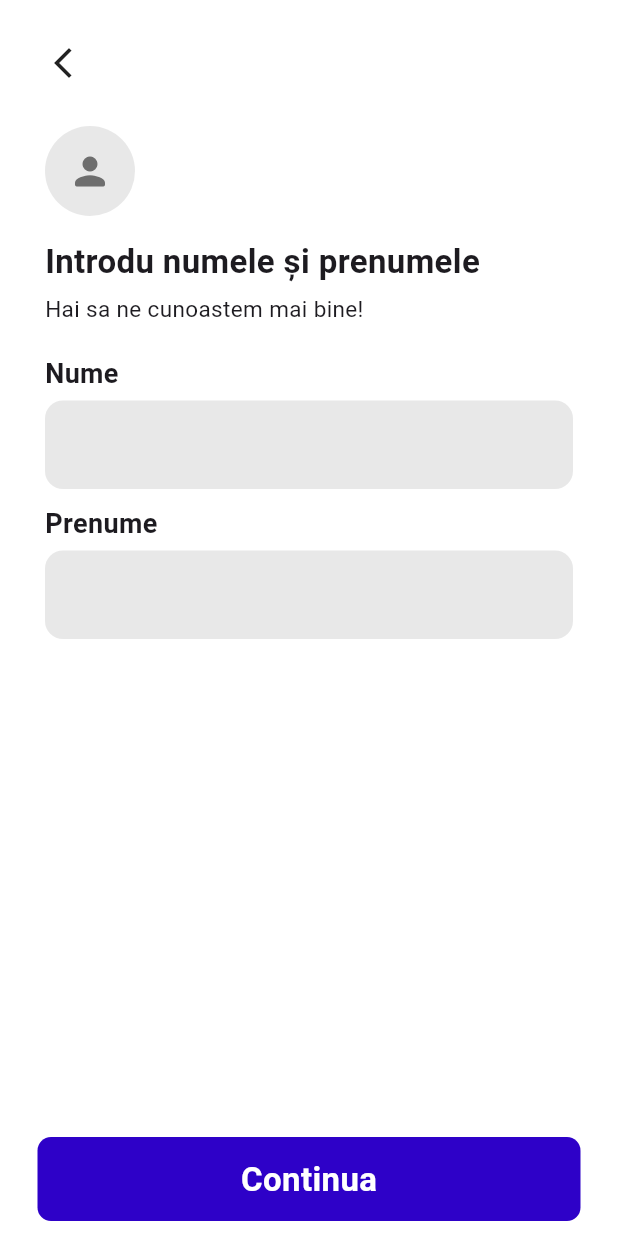
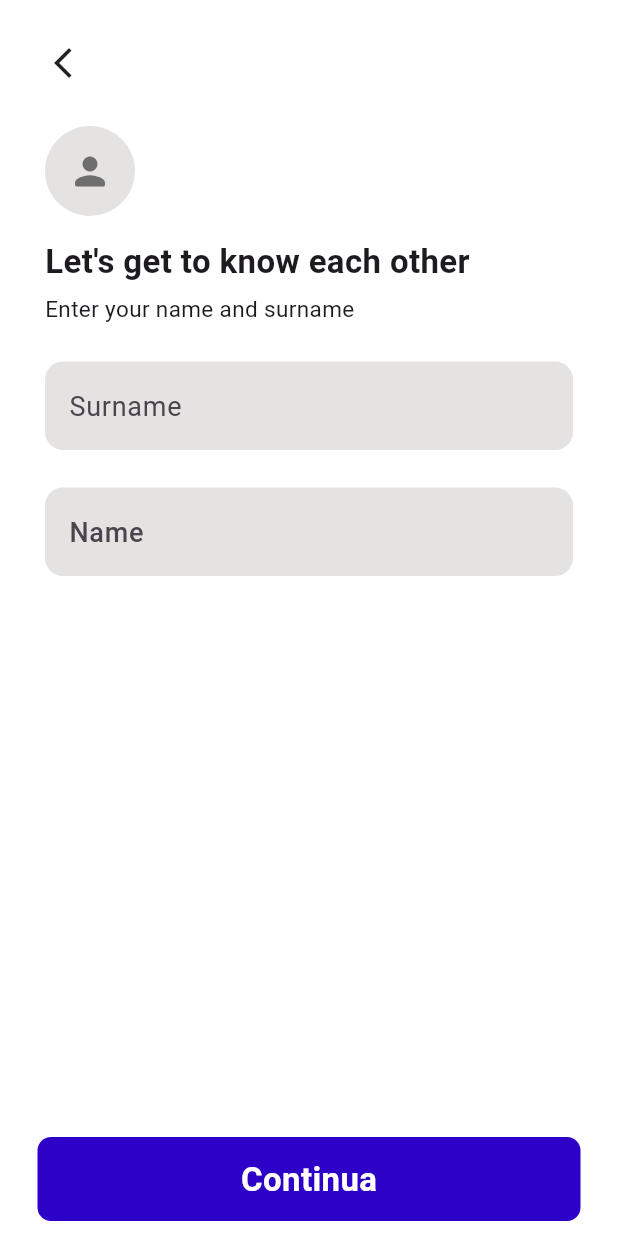
Before and after one commit to stanciugabriel/stash, a Flutter app: the OnboardingName screen opened directly, on a phone screen of 412 x 824 dp. Run offline on Flutter 3.47's test engine with Material 3 defaults, Android fonts, the light colour scheme and no system bars; our stand-ins replace barcode_widget, cached_network_image, camera, flutter_svg, glass, in_app_review and 4 more; missing offline and left inert: flutter_statusbarcolor_ns, google_mlkit_barcode_scanning, haptic_feedback, mesh_gradient, screen_brightness; accounts and stored records are empty; generated files the repository leaves out were written again; network calls fail; Roboto replaces fonts that are missing (SFProRounded, UberMoveMedium).

Commit message:
added some transparency on rewads page, and some animations when switching status bar colors. also locales not fully work, system does change the language

```diff
--- a/lib/card_modal.dart
+++ b/lib/card_modal.dart
@@ -8,6 +8,7 @@ import 'package:barcode_widget/barcode_widget.dart';
 import 'package:cached_network_image/cached_network_image.dart';
 import 'package:flutter/cupertino.dart';
 import 'package:flutter/material.dart';
+import 'package:flutter_statusbarcolor_ns/flutter_statusbarcolor_ns.dart';
 import 'package:screen_brightness/screen_brightness.dart';
 import 'package:provider/provider.dart';
 import 'package:flutter_gen/gen_l10n/app_localizations.dart';
@@ -36,10 +37,15 @@ class CardModal extends StatefulWidget {
           ),
         ),
         builder: (BuildContext context) {
+          FlutterStatusbarcolor.setStatusBarColor(
+              Theme.of(context).dividerColor);
           return CardModal(id: id);
         }).then((_) async {
       // Restore the previous brightness level when the modal is dismissed
       await ScreenBrightness().setScreenBrightness(brightness);
+
+      FlutterStatusbarcolor.setStatusBarColor(
+          Theme.of(context).primaryColorDark);
     });
   }
 }
--- a/lib/homepage.dart
+++ b/lib/homepage.dart
@@ -2,6 +2,7 @@ import 'package:Stash/add_barcode.dart';
 import 'package:Stash/delete_account_modal.dart';
 import 'package:Stash/models/fidelity_card.dart';
 import 'package:Stash/models/store.dart';
+import 'package:Stash/onboarding/onboarding_name.dart';
 import 'package:Stash/providers/fidelity_cards_provider.dart';
 import 'package:Stash/providers/stores_provider.dart';
 import 'package:Stash/testpad.dart';
@@ -83,7 +84,10 @@ class _HomepageState extends State<Homepage> {
               const SizedBox(width: 20),
               GestureDetector(
                 onTap: () {
-                  DeleteAccountModal.show(context);
+                  Navigator.push(
+                      context,
+                      MaterialPageRoute(
+                          builder: (context) => const OnboardingName()));
                 },
                 onLongPress: () {
                   Navigator.push(
--- a/lib/l10n/app_en.arb
+++ b/lib/l10n/app_en.arb
@@ -276,5 +276,29 @@
   "this_action_cannot_be_reverted": "This action cannot be reverted",
   "@this_action_cannot_be_reverted": {
     "description": "Account details modal title"
+  },
+  "onboarding_phone_hint": "Phone number",
+  "@onboarding_phone_hint" : {
+    "description": "Hint text for onboarding phone number text field"
+  },
+  "onboarding_otp_hint": "One Time Password",
+  "@onboarding_otp_hint": {
+    "description": "Hint text for OTP field"
+  },
+  "onboarding_surname_hint": "Surname",
+  "@onboarding_surname_hint": {
+    "description": "Hint text for onboarding surname"
+  },
+  "onboarding_firstname_hint": "Name",
+  "@onboarding_firstname_hint": {
+    "description": "Hint text for onboarding firstname"
+  },
+  "onboarding_name_title": "Let's get to know each other",
+  "@onboarding_name_title": {
+    "description": "Title of the add name onboarding page"
+  },
+  "onboarding_name_subtitle": "Enter your name and surname",
+  "@onboarding_name_subtitle": {
+    "description": "Subtitle of the add name onboarding page"
   }
 }
--- a/lib/l10n/app_ro.arb
+++ b/lib/l10n/app_ro.arb
@@ -276,5 +276,29 @@
   "this_action_cannot_be_reverted": "Această acțiune este ireversibilă.",
   "@this_action_cannot_be_reverted": {
     "description": "Account details modal title"
+  },
+  "onboarding_phone_hint": "Număr de telefon",
+  "@onboarding_phone_hint" : {
+    "description": "Hint text for onboarding phone number text field"
+  },
+  "onboarding_otp_hint": "Codul OTP",
+  "@onboarding_otp_hint": {
+    "description": "Hint text for OTP field"
+  },
+  "onboarding_surname_hint": "Numele de familie",
+  "@onboarding_surname_hint": {
+    "description": "Hint text for onboarding surname"
+  },
+  "onboarding_firstname_hint": "Prenumele",
+  "@onboarding_firstname_hint": {
+    "description": "Hint text for onboarding firstname"
+  },
+  "onboarding_name_title": "Hai să ne cunoaștem mai bine!",
+  "@onboarding_name_title": {
+    "description": "Titlul paginii de adaugare nume"
+  },
+  "onboarding_name_subtitle": "Introdu numele și prenumele",
+  "@onboarding_name_subtitle": {
+    "description": "Subtitlul paginii de adaugare nume"
   }
 }
--- a/lib/main.dart
+++ b/lib/main.dart
@@ -41,7 +41,7 @@ class MyApp extends StatefulWidget {
   const MyApp({super.key});
 
   @override
-  _MyAppState createState() => _MyAppState();
+  State<MyApp> createState() => _MyAppState();
 }
 
 class _MyAppState extends State<MyApp> {
--- a/lib/onboarding/onboarding_name.dart
+++ b/lib/onboarding/onboarding_name.dart
@@ -7,6 +7,8 @@ import 'package:Stash/utils/vars.dart';
 import 'package:flutter/material.dart';
 import 'package:provider/provider.dart';
 import 'package:shared_preferences/shared_preferences.dart';
+
+import 'package:flutter_gen/gen_l10n/app_localizations.dart';
 
 class OnboardingName extends StatefulWidget {
   const OnboardingName({super.key});
@@ -96,9 +98,9 @@ class _OnboardingNameState extends State<OnboardingName> {
                   ),
                 ),
                 Container(
-                  decoration: const BoxDecoration(
+                  decoration: BoxDecoration(
                     shape: BoxShape.circle,
-                    color: lightGrey,
+                    color: Theme.of(context).shadowColor,
                   ),
                   child: const Padding(
                     padding: EdgeInsets.all(15.0),
@@ -110,18 +112,18 @@ class _OnboardingNameState extends State<OnboardingName> {
                   ),
                 ),
                 const SizedBox(height: 15),
-                const Text(
-                  "Introdu numele și prenumele",
-                  style: TextStyle(
+                Text(
+                  AppLocalizations.of(context)!.onboarding_name_title,
+                  style: const TextStyle(
                     fontSize: 22,
                     fontFamily: 'SFProRounded',
                     fontWeight: FontWeight.w600,
                   ),
                 ),
                 const SizedBox(height: 5),
-                const Text(
-                  "Hai sa ne cunoastem mai bine!",
-                  style: TextStyle(
+                Text(
+                  AppLocalizations.of(context)!.onboarding_name_subtitle,
+                  style: const TextStyle(
                     fontSize: 15,
                     fontFamily: 'SFProRounded',
                     fontWeight: FontWeight.w400,
@@ -130,13 +132,13 @@ class _OnboardingNameState extends State<OnboardingName> {
                 const SizedBox(
                   height: 20,
                 ),
-                const Text(
-                  "Nume",
-                  style: TextStyle(
-                      fontFamily: "SFProRounded",
-                      fontWeight: FontWeight.w600,
-                      fontSize: 18),
-                ),
+                // const Text(
+                //   "Nume",
+                //   style: TextStyle(
+                //       fontFamily: "SFProRounded",
+                //       fontWeight: FontWeight.w600,
+                //       fontSize: 18),
+                // ),
                 Padding(
                   padding: const EdgeInsets.only(bottom: 10, top: 5),
                   child: Column(
@@ -147,7 +149,6 @@ class _OnboardingNameState extends State<OnboardingName> {
                         autofillHints: const [AutofillHints.familyName],
                         controller: lastNameController,
                         textInputAction: TextInputAction.done,
-                        cursorColor: Colors.black,
                         style: const TextStyle(
                           fontSize: 18,
                           fontFamily: 'UberMoveMedium',
@@ -157,20 +158,25 @@ class _OnboardingNameState extends State<OnboardingName> {
                             borderRadius: BorderRadius.circular(12),
                             borderSide: BorderSide.none,
                           ),
-                          fillColor: const Color(0xFFE8E8E8),
+                          fillColor: Theme.of(context).shadowColor,
                           filled: true,
+                          hintText: AppLocalizations.of(context)!
+                              .onboarding_surname_hint,
+                          hintStyle: const TextStyle(
+                              fontSize: 18, fontFamily: 'UberMoveMedium'),
                         ),
                       ),
                     ],
                   ),
                 ),
-                const Text(
-                  "Prenume",
-                  style: TextStyle(
-                      fontFamily: "SFProRounded",
-                      fontWeight: FontWeight.w600,
-                      fontSize: 18),
-                ),
+                // const Text(
+                //   "Prenume",
+                //   style: TextStyle(
+                //       fontFamily: "SFProRounded",
+                //       fontWeight: FontWeight.w600,
+                //       fontSize: 18),
+                // ),
+                const SizedBox(height: 10),
                 Padding(
                   padding: const EdgeInsets.only(bottom: 10, top: 5),
                   child: Column(
@@ -181,19 +187,21 @@ class _OnboardingNameState extends State<OnboardingName> {
                         autofillHints: const [AutofillHints.givenName],
                         controller: firstNameController,
                         textInputAction: TextInputAction.done,
-                        cursorColor: Colors.black,
                         style: const TextStyle(
                             fontSize: 18,
                             fontFamily: 'SFProDisplay',
                             fontWeight: FontWeight.w500),
                         decoration: InputDecoration(
-                          border: OutlineInputBorder(
-                            borderRadius: BorderRadius.circular(12),
-                            borderSide: BorderSide.none,
-                          ),
-                          fillColor: const Color(0xFFE8E8E8),
-                          filled: true,
-                        ),
+                            border: OutlineInputBorder(
+                              borderRadius: BorderRadius.circular(12),
+                              borderSide: BorderSide.none,
+                            ),
+                            fillColor: Theme.of(context).shadowColor,
+                            filled: true,
+                            hintText: AppLocalizations.of(context)!
+                                .onboarding_firstname_hint,
+                            hintStyle: const TextStyle(
+                                fontSize: 18, fontFamily: 'UberMoveMedium')),
                       ),
                     ],
                   ),
--- a/lib/providers/locale_provider.dart
+++ b/lib/providers/locale_provider.dart
@@ -1,5 +1,7 @@
 import 'package:flutter/material.dart';
 import 'package:shared_preferences/shared_preferences.dart';
+
+import 'package:flutter_gen/gen_l10n/app_localizations.dart';
 
 class LocaleProvider with ChangeNotifier {
   Locale? locale;
@@ -23,13 +25,13 @@ class LocaleProvider with ChangeNotifier {
   }
 
   void setLocale(String newLocale) async {
-    locale = Locale(newLocale);
     if (newLocale == '') {
       locale = null;
+    } else {
+      locale = Locale(newLocale);
     }
 
     final prefs = await SharedPreferences.getInstance();
-
     prefs.setString('locale', newLocale);
 
     notifyListeners();
--- a/lib/providers/theme_provider.dart
+++ b/lib/providers/theme_provider.dart
@@ -1,7 +1,6 @@
 import 'dart:ui';
 
 import 'package:flutter/material.dart';
-import 'package:flutter/scheduler.dart';
 import 'package:shared_preferences/shared_preferences.dart';
 
 class ThemeProvider with ChangeNotifier {
@@ -54,7 +53,6 @@ class ThemeProvider with ChangeNotifier {
 
   Future<void> saveTheme() async {
     final prefs = await SharedPreferences.getInstance();
-    print("SELECTEDTHEME: $selectedScheme");
     await prefs.setString(_themeKey, selectedScheme);
   }
 }
@@ -69,6 +67,7 @@ final ThemeData lightTheme = ThemeData(
   cardColor: const Color(0xFF4E4E4E),
   bottomSheetTheme: const BottomSheetThemeData(backgroundColor: Colors.white),
   dividerColor: const Color(0xFF757575),
+  splashColor: const Color.fromARGB(0, 0, 0, 0),
 );
 
 final ThemeData darkTheme = ThemeData(
@@ -81,4 +80,6 @@ final ThemeData darkTheme = ThemeData(
   cardColor: const Color(0xFF545357), //used for text on grey background
   bottomSheetTheme:
       const BottomSheetThemeData(backgroundColor: Color(0xFF141414)),
+  dividerColor: Colors.black,
+  splashColor: const Color.fromARGB(0, 0, 0, 0),
 );
--- a/lib/rewards.dart
+++ b/lib/rewards.dart
@@ -1,5 +1,6 @@
 import 'package:flutter/cupertino.dart';
 import 'package:flutter/material.dart';
+import 'package:flutter_statusbarcolor_ns/flutter_statusbarcolor_ns.dart';
 import 'package:flutter_svg/svg.dart';
 import 'package:haptic_feedback/haptic_feedback.dart';
 import 'package:mesh_gradient/mesh_gradient.dart';
```
Also changed, not shown: lib/appearance_modal.dart (+19 -8 lines), lib/language_modal.dart (+17 -17 lines), lib/navbar.dart (+14 -2 lines), lib/onboarding/onboarding_code.dart (+11 -6 lines), lib/onboarding/onboarding_phone.dart (+16 -12 lines), lib/scan_modal.dart (+5 -7 lines).
